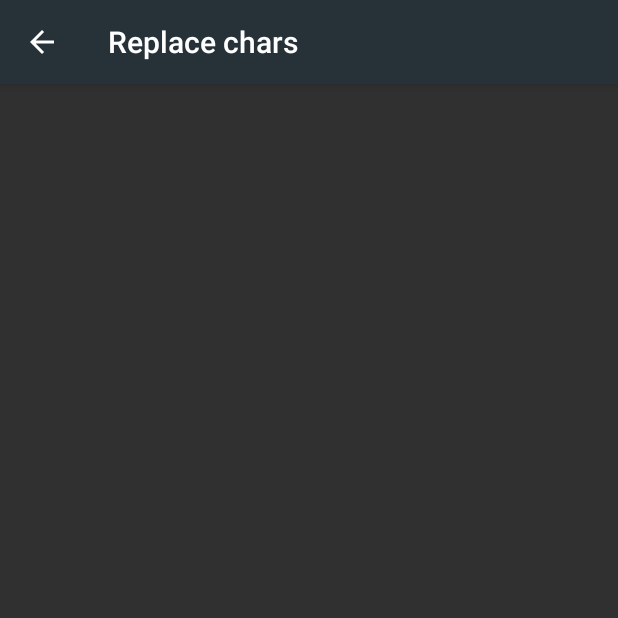
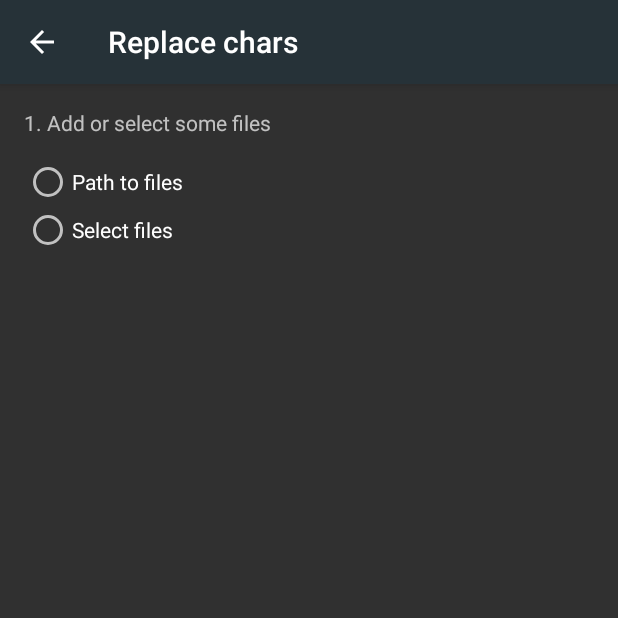
Before and after one commit to Devil64-Dev/app_my_file_rename, an Android app: the screen it shows after launch (ReplaceActivity), after a tap on "Replace chars", on a phone screen of 412 x 824 dp, the top half of it. Run offline under Robolectric (Android 15) with nearby library versions, the phone set to English and light mode, and no system bars.

Commit message:
Added Step step_one

```diff
--- a/app/src/main/java/com/devil64dev/myfilerename/OpenOption.java
+++ b/app/src/main/java/com/devil64dev/myfilerename/OpenOption.java
@@ -3,6 +3,7 @@ package com.devil64dev.myfilerename;
 import android.content.Context;
 import android.content.Intent;
 import android.view.View;
+import android.widget.TabHost;
 import android.widget.TextView;
 import android.widget.Toast;
 
@@ -18,5 +19,7 @@ public class OpenOption implements View.OnClickListener {
     public void onClick(View v) {
         Intent intent = new Intent(context, ReplaceActivity.class);
         context.startActivity(intent);
+        TextView view = v.findViewById(R.id.card_title);
+        Toast.makeText(context, view.getText().toString(), Toast.LENGTH_SHORT).show();
     }
 }
--- a/app/src/main/java/com/devil64dev/myfilerename/activities/ReplaceActivity.java
+++ b/app/src/main/java/com/devil64dev/myfilerename/activities/ReplaceActivity.java
@@ -2,6 +2,11 @@ package com.devil64dev.myfilerename.activities;
 
 import android.content.res.Resources;
 import android.os.Bundle;
+import android.view.View;
+import android.widget.Button;
+import android.widget.EditText;
+import android.widget.LinearLayout;
+import android.widget.RadioGroup;
 
 import androidx.annotation.Nullable;
 import androidx.appcompat.app.ActionBar;
@@ -14,9 +19,46 @@ public class ReplaceActivity extends AppCompatActivity {
     protected void onCreate(@Nullable Bundle savedInstanceState) {
         super.onCreate(savedInstanceState);
         setContentView(R.layout.activity_replace);
+
+        // get ActionBar for activity and set title of ActionBar
         ActionBar actionBar = getSupportActionBar();
-        Resources res = getResources();
-        String title = res.getStringArray(R.array.options_title)[0];
-        actionBar.setTitle(title);
+        Resources res = getResources();  // Resources instance for title
+        String title = res.getStringArray(R.array.options_title)[0];  // Title of ActionBar
+        assert actionBar != null;  // ActionBar no can be null
+        actionBar.setTitle(title);  // Set custom title
+
+        // Set radio item click
+        RadioGroup sourceFilesOption = findViewById(R.id.ar_step_one_radio_group);
+        /* This allow handle checked events and return a checked id
+        * */
+        sourceFilesOption.setOnCheckedChangeListener(new RadioGroup.OnCheckedChangeListener() {
+            @Override
+            public void onCheckedChanged(RadioGroup group, int checkedId) {
+                Button select_files = findViewById(R.id.ar_step_one_button_select_files);
+                LinearLayout path_to_directory = findViewById(R.id.ar_step_one_parent_pat);
+
+                switch (checkedId){
+                    case R.id.ar_step_one_radio_path:
+                        if (!(path_to_directory.getVisibility()==View.VISIBLE)){
+                            path_to_directory.setVisibility(View.VISIBLE);
+                        }
+
+                        if (select_files.getVisibility() == View.VISIBLE){
+                            select_files.setVisibility(View.INVISIBLE);
+                        }
+                        break;
+
+                    case R.id.ar_step_one_radio_select:
+                        if (!(select_files.getVisibility()==View.VISIBLE)){
+                            select_files.setVisibility(View.VISIBLE);
+                        }
+
+                        if (path_to_directory.getVisibility() == View.VISIBLE){
+                            path_to_directory.setVisibility(View.INVISIBLE);
+                        }
+                        break;
+                }
+            }
+        });
     }
 }
--- a/app/src/main/res/layout/activity_replace.xml
+++ b/app/src/main/res/layout/activity_replace.xml
@@ -1,11 +1,83 @@
 <?xml version="1.0" encoding="utf-8"?>
 <LinearLayout xmlns:android="http://schemas.android.com/apk/res/android"
-    android:orientation="vertical"
     android:layout_width="match_parent"
     android:layout_height="match_parent"
-    android:layout_margin="@dimen/ar_layout_margin">
+    android:layout_margin="@dimen/ar_layout_margin"
+    android:orientation="vertical">
 
+    <!-- Layout for step one -->
+    <!-- Title -->
+    <TextView
+        android:layout_width="match_parent"
+        android:layout_height="wrap_content"
+        android:paddingBottom="@dimen/ar_steps_title_paddingBottom"
+        android:text="@string/ar_step_one_title"/>
+
+    <!-- Options for select source of files -->
+    <RadioGroup
+        android:id="@+id/ar_step_one_radio_group"
+        android:layout_width="match_parent"
+        android:layout_height="wrap_content"
+        android:orientation="vertical">
+
+        <!-- Option 'write path' -->
+        <RadioButton
+            android:id="@+id/ar_step_one_radio_path"
+            android:text="@string/ar_step_one_radio_path"
+            android:layout_width="wrap_content"
+            android:layout_height="wrap_content" />
+
+        <!-- Option 'select files' -->
+        <RadioButton
+            android:id="@+id/ar_step_one_radio_select"
+            android:text="@string/ar_step_one_radio_select"
+            android:layout_width="wrap_content"
+            android:layout_height="wrap_content" />
+    </RadioGroup>  <!-- End of Group Options-->
+
+    <!-- Parent for widgets for each option in RadioGroup -->
+    <RelativeLayout
+        android:layout_width="match_parent"
+        android:layout_height="wrap_content"
+        android:paddingTop="@dimen/ar_step_view_after_options_paddingTop">
+
+        <!-- Widget for select files -->
+
+        <Button
+            android:id="@+id/ar_step_one_button_select_files"
+            android:layout_width="wrap_content"
+            android:layout_height="wrap_content"
+            android:text="@string/ar_step_one_button_select_file"
+            android:visibility="invisible"/>
+
+        <LinearLayout
+            android:id="@+id/ar_step_one_parent_pat"
+            android:layout_height="wrap_content"
+            android:layout_width="match_parent"
+            android:orientation="vertical"
+            android:visibility="invisible">
+            <TextView
+                android:layout_width="wrap_content"
+                android:layout_height="wrap_content"
+                android:contentDescription="@string/ar_step_one_label_cd_edit_path"
+                android:labelFor="@id/ar_step_one_edit_path"
+                android:text="@string/ar_step_one_label_edit_path" />
+
+            <!-- Widget for writing path for files source -->
+            <EditText
+                android:id="@+id/ar_step_one_edit_path"
+                android:layout_width="match_parent"
+                android:layout_height="wrap_content"
+                android:autofillHints="@string/ar_step_one_edit_path_auto_fill_hint"
+                android:hint="@string/ar_step_one_edit_path_hint"
+                android:inputType="textUri" />
+        </LinearLayout>
+    </RelativeLayout>  <!-- End parent of widget for each option in RadioGroup -->
+    <!-- End layout for step1 -->
+
+    <!--TODO: Add step2 and step3 etc..-->
     <TextView
         android:layout_width="match_parent"
         android:layout_height="wrap_content" />
+
 </LinearLayout>
--- a/app/src/main/res/values/dimens.xml
+++ b/app/src/main/res/values/dimens.xml
@@ -16,4 +16,8 @@
     <!-- Dimens for activity_replace  -->
     <!-- ar -> activity_replace-->
     <dimen name="ar_layout_margin">16dp</dimen>
+    <dimen name="ar_steps_title_paddingBottom">14dp</dimen>  <!-- Dimen for padding bottom for all titles of steps -->
+
+    <!-- step * -->
+    <dimen name="ar_step_view_after_options_paddingTop">16dp</dimen>
 </resources>
--- a/app/src/main/res/values/strings.xml
+++ b/app/src/main/res/values/strings.xml
@@ -19,7 +19,15 @@
         <item>Add auto-numeration to all file names (you must specific the start number and star position).</item>
         <item>Extra features for the app, some features are marked as in develop.</item>
     </string-array>
-
     <!-- DESCRIPTION STEPS FOR activity_replace -->>
-    <string name="ar_some_files">1. Add or select some files</string>
+    <string name="ar_step_one_title">1. Add or select some files</string>
+    <!-- Text for checkbox and radio buttons -->
+    <!-- step 1 -->
+    <string name="ar_step_one_radio_path">Path to files</string>
+    <string name="ar_step_one_radio_select">Select files</string>
+    <string name="ar_step_one_label_edit_path">Specific path to directory</string>
+    <string name="ar_step_one_label_cd_edit_path">Directory path</string>
+    <string name="ar_step_one_edit_path_hint">Example: /sdcard</string>
+    <string name="ar_step_one_button_select_file">Select file</string>
+    <string name="ar_step_one_edit_path_auto_fill_hint">/sdcard</string>
 </resources>
```
Also changed, not shown: 1 other file.
